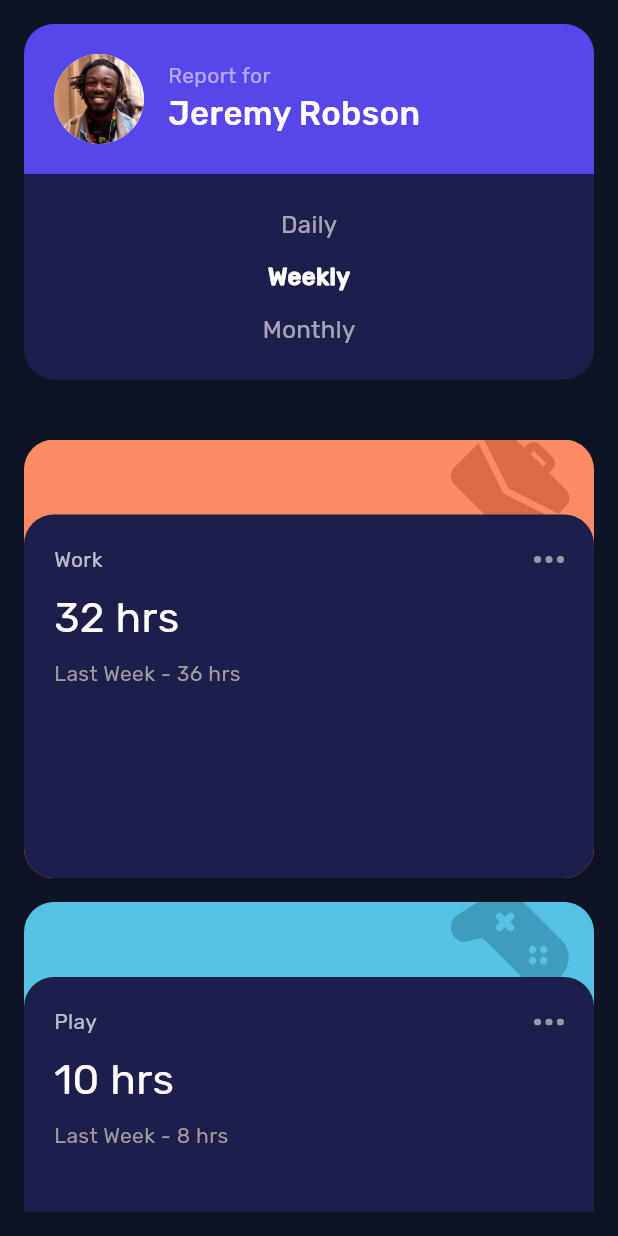
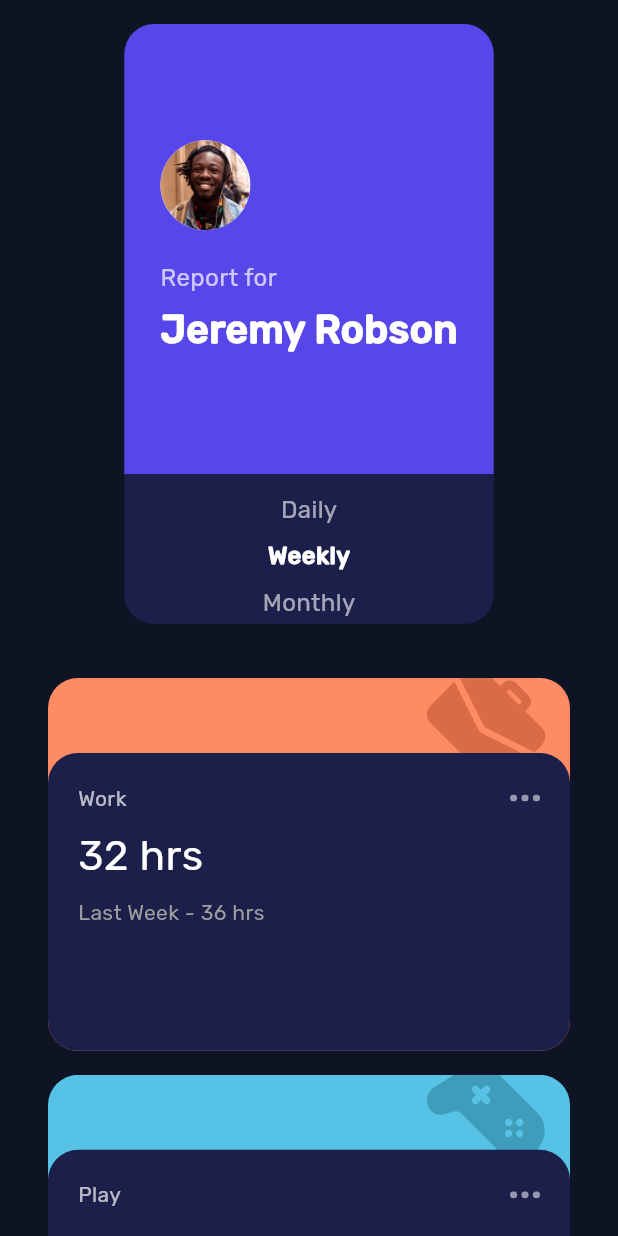
Before and after one commit to fernandojosecc/time_tracking_dashboard, a Flutter app: the screen it shows after launch, on a phone screen of 412 x 824 dp. Run offline on Flutter 3.47's test engine with Material 3 defaults, Android fonts, the phone set to English and light mode, and no system bars; our stand-ins replace flutter_svg.

Commit message:
I need to fix the errors of sizes in the cards

```diff
--- a/lib/main.dart
+++ b/lib/main.dart
@@ -37,26 +37,22 @@
 
   Widget activityCardsGrid() {
     return GridView.count(
-      crossAxisCount: MediaQuery.of(context).size.width < 600 ? 1 : 3,
+      crossAxisCount: MediaQuery.of(context).size.width < 800 ? 1 : 3,
       mainAxisSpacing: 16,
       crossAxisSpacing: 16,
-      padding: const EdgeInsets.only(top: 20),
-      childAspectRatio: 1.3,
+      padding: const EdgeInsets.all(16),
+      shrinkWrap: true,
+      childAspectRatio: 1.4,
+      physics: const NeverScrollableScrollPhysics(),
       children:
           dummyData.map((data) {
             final tf = data['timeframes'][selectedTimeframe];
-            return AnimatedSwitcher(
-              duration: const Duration(milliseconds: 300),
-              transitionBuilder:
-                  (child, animation) =>
-                      FadeTransition(opacity: animation, child: child),
-              child: ActivityCard(
+            return ActivityCard(
               key: ValueKey('${data['title']}_$selectedTimeframe'),
               title: data['title'],
               current: tf['current'],
               previous: tf['previous'],
               timeframe: selectedTimeframe,
-              ),
             );
           }).toList(),
     );
@@ -64,10 +60,11 @@
 
   @override
   Widget build(BuildContext context) {
-    final isMobile = MediaQuery.of(context).size.width < 600;
+    final isMobile = MediaQuery.of(context).size.width < 800;
 
     return Scaffold(
       body: SafeArea(
+        child: SingleChildScrollView(
           child: Padding(
             padding: const EdgeInsets.all(16),
             child:
@@ -80,14 +77,15 @@
                               (tf) => setState(() => selectedTimeframe = tf),
                         ),
                         const SizedBox(height: 20),
-                      Expanded(child: activityCardsGrid()),
+                        activityCardsGrid(),
                       ],
                     )
                     : Row(
                       crossAxisAlignment: CrossAxisAlignment.start,
                       children: [
-                      Expanded(
-                        flex: 1,
+                        // Jeremy Card (same height as grid)
+                        SizedBox(
+                          height: 400,
                           child: JeremyCard(
                             selectedTimeframe: selectedTimeframe,
                             onSelect:
@@ -95,8 +93,9 @@
                           ),
                         ),
                         const SizedBox(width: 20),
-                      Expanded(flex: 3, child: activityCardsGrid()),
+                        Expanded(child: activityCardsGrid()),
                       ],
+                    ),
           ),
         ),
       ),
--- a/lib/widgets/jeremy_card.dart
+++ b/lib/widgets/jeremy_card.dart
@@ -13,60 +13,65 @@ class JeremyCard extends StatelessWidget {
   @override
   Widget build(BuildContext context) {
     return Container(
+      height: 400, // Match the height of other cards
       decoration: BoxDecoration(
-        color: const Color(0xFF1c1f4a),
         borderRadius: BorderRadius.circular(20),
+        color: const Color(0xFF1c1f4a), // Outer container background
       ),
       child: Column(
         children: [
-          // Top section with Jeremy's picture
-          Container(
-            padding: const EdgeInsets.all(20),
-            decoration: BoxDecoration(
-              color: const Color(0xFF5746ea),
-              borderRadius: const BorderRadius.vertical(
-                top: Radius.circular(20),
+          // Top section (Jeremy info)
+          Expanded(
+            flex: 3,
+            child: Container(
+              decoration: const BoxDecoration(
+                color: Color(0xFF5746ea),
+                borderRadius: BorderRadius.vertical(top: Radius.circular(20)),
+              ),
+              padding: const EdgeInsets.all(24),
+              child: Column(
+                mainAxisAlignment: MainAxisAlignment.center,
+                crossAxisAlignment: CrossAxisAlignment.start,
+                children: [
+                  const CircleAvatar(
+                    radius: 30,
+                    backgroundImage: AssetImage(
+                      'assets/images/image-jeremy.png',
                     ),
                   ),
-            child: Row(
-              children: [
-                CircleAvatar(
-                  radius: 30,
-                  backgroundImage: AssetImage('assets/images/image-jeremy.png'),
+                  const SizedBox(height: 20),
+                  const Text(
+                    'Report for',
+                    style: TextStyle(color: Colors.white70, fontSize: 16),
                   ),
-                const SizedBox(width: 16),
-                Column(
-                  crossAxisAlignment: CrossAxisAlignment.start,
-                  children: const [
-                    Text(
-                      'Report for',
-                      style: TextStyle(color: Colors.white54, fontSize: 14),
-                    ),
-                    Text(
+                  const SizedBox(height: 5),
+                  const Text(
                     'Jeremy Robson',
                     style: TextStyle(
                       color: Colors.white,
-                        fontSize: 22,
-                        fontWeight: FontWeight.w500,
+                      fontSize: 26,
+                      fontWeight: FontWeight.bold,
                     ),
                   ),
                 ],
               ),
-              ],
             ),
           ),
 
-          // Timeframe selector (Daily, Weekly, Monthly)
-          Padding(
-            padding: const EdgeInsets.symmetric(vertical: 16),
+          // Bottom section (timeframe switcher)
+          Expanded(
+            flex: 1,
+            child: Padding(
+              padding: const EdgeInsets.symmetric(vertical: 8),
               child: Column(
+                mainAxisAlignment: MainAxisAlignment.center,
                 children:
                     ['daily', 'weekly', 'monthly'].map((timeframe) {
                       final isSelected = timeframe == selectedTimeframe;
                       return GestureDetector(
                         onTap: () => onSelect(timeframe),
                         child: Padding(
-                        padding: const EdgeInsets.symmetric(vertical: 6),
+                          padding: const EdgeInsets.symmetric(vertical: 4),
                           child: Text(
                             timeframe[0].toUpperCase() + timeframe.substring(1),
                             style: TextStyle(
@@ -83,6 +88,7 @@ class JeremyCard extends StatelessWidget {
                     }).toList(),
               ),
             ),
+          ),
         ],
       ),
     );
```
Lines whose indentation alone changed are shown as unchanged.
